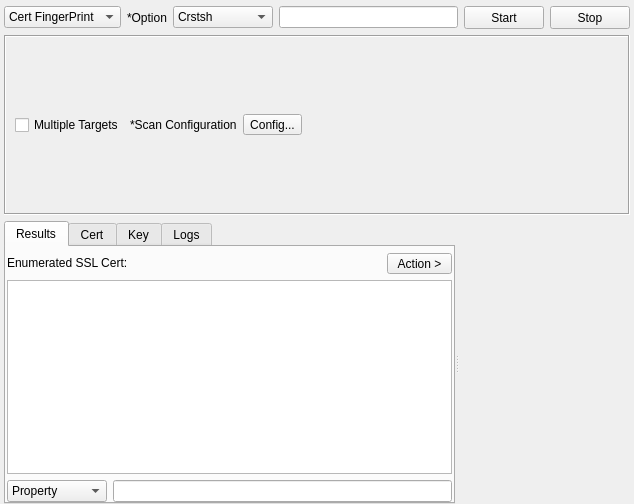
Above: sub3suite/src/enums/ssl/SSLEnum.ui from 3nock/OTE before the change. Below: the same form after it.
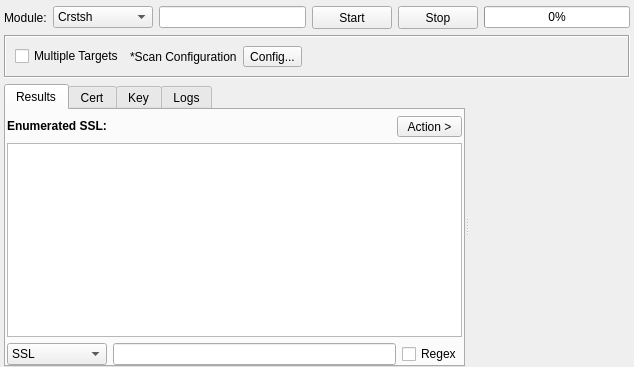
That is the form after the change. Custom widgets are drawn as their Qt base class.

Commit message: implemented SSLEnum

```diff
--- a/sub3suite/src/enums/ssl/SSLEnum.ui
+++ b/sub3suite/src/enums/ssl/SSLEnum.ui
@@ -7,7 +7,7 @@
     <x>0</x>
     <y>0</y>
     <width>634</width>
-    <height>504</height>
+    <height>367</height>
    </rect>
   </property>
   <property name="windowTitle">
@@ -29,29 +29,9 @@
    <item>
     <layout class="QHBoxLayout" name="horizontalLayout">
      <item>
-      <widget class="QComboBox" name="comboBoxTargetType">
-       <property name="minimumSize">
-        <size>
-         <width>110</width>
-         <height>0</height>
-        </size>
-       </property>
-       <item>
-        <property name="text">
-         <string>Cert FingerPrint</string>
-        </property>
-       </item>
-       <item>
-        <property name="text">
-         <string>Hostname</string>
-        </property>
-       </item>
-      </widget>
-     </item>
-     <item>
-      <widget class="QLabel" name="labelOption">
+      <widget class="QLabel" name="labelModule">
        <property name="text">
-        <string>*Option</string>
+        <string>Module:</string>
        </property>
       </widget>
      </item>
@@ -116,6 +96,13 @@
        </property>
       </widget>
      </item>
+     <item>
+      <widget class="QProgressBar" name="progressBar">
+       <property name="value">
+        <number>0</number>
+       </property>
+      </widget>
+     </item>
     </layout>
    </item>
    <item>
@@ -200,8 +187,14 @@
               <verstretch>0</verstretch>
              </sizepolicy>
             </property>
+            <property name="font">
+             <font>
+              <weight>75</weight>
+              <bold>true</bold>
+             </font>
+            </property>
             <property name="text">
-             <string>Enumerated SSL Cert:</string>
+             <string>Enumerated SSL:</string>
             </property>
            </widget>
           </item>
@@ -270,7 +263,7 @@
             </property>
             <item>
              <property name="text">
-              <string>Property</string>
+              <string>SSL</string>
              </property>
             </item>
             <item>
@@ -283,6 +276,13 @@
           <item>
            <widget class="QLineEdit" name="lineEditFilter"/>
           </item>
+          <item>
+           <widget class="QCheckBox" name="checkBoxRegex">
+            <property name="text">
+             <string>Regex</string>
+            </property>
+           </widget>
+          </item>
          </layout>
         </item>
        </layout>
```
Left out of the diff: 9 changed lines with no effect on the pictures. The commit also changes 26 other files.
